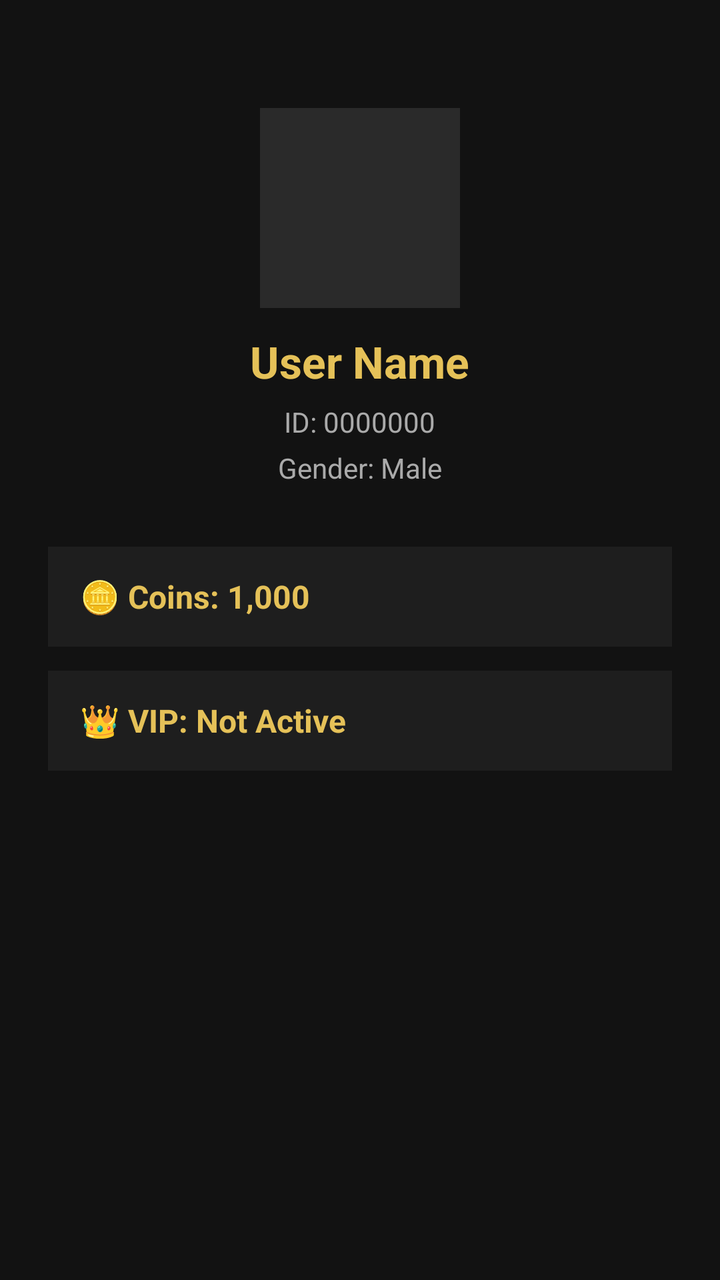
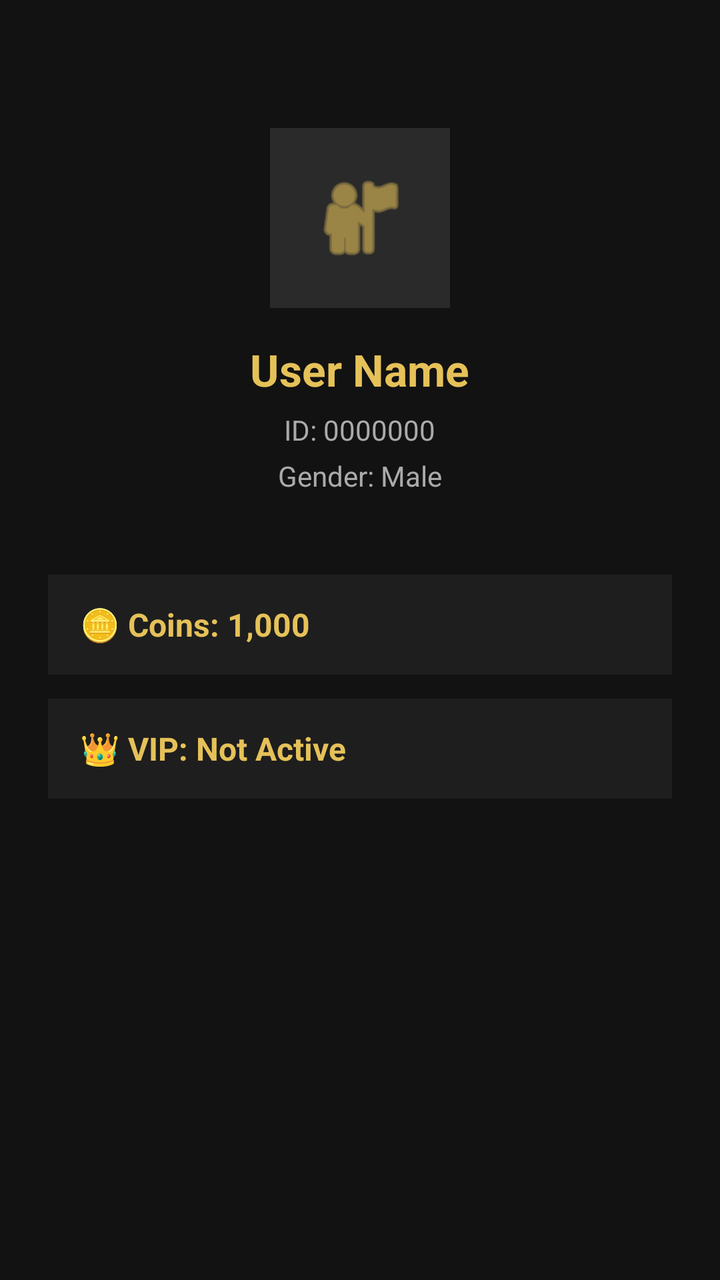

Before-and-after screenshots of an Android layout around one commit, followed by the original layout XML and the change that was made.
<!-- AndroidManifest.xml: application theme Theme.AppCompat.Light.NoActionBar -->
<!-- res/layout/activity_me.xml -->
<?xml version="1.0" encoding="utf-8"?>
<LinearLayout xmlns:android="http://schemas.android.com/apk/res/android"
    android:layout_width="match_parent"
    android:layout_height="match_parent"
    android:background="#121212"
    android:gravity="center_horizontal"
    android:orientation="vertical"
    android:padding="24dp">

    
    <ImageView
        android:id="@+id/imgProfileMe"
        android:layout_width="100dp"
        android:layout_height="100dp"
        android:layout_marginTop="30dp"
        android:background="#2A2A2A"
        android:scaleType="centerCrop" />

    
    <TextView
        android:id="@+id/tvProfileName"
        android:layout_width="wrap_content"
        android:layout_height="wrap_content"
        android:layout_marginTop="12dp"
        android:text="User Name"
        android:textColor="#E5C158"
        android:textSize="22sp"
        android:textStyle="bold" />

    
    <TextView
        android:id="@+id/tvProfileId"
        android:layout_width="wrap_content"
        android:layout_height="wrap_content"
        android:layout_marginTop="6dp"
        android:text="ID: 0000000"
        android:textColor="#AAAAAA"
        android:textSize="14sp" />

    
    <TextView
        android:id="@+id/tvProfileGender"
        android:layout_width="wrap_content"
        android:layout_height="wrap_content"
        android:layout_marginTop="4dp"
        android:text="Gender: Male"
        android:textColor="#AAAAAA"
        android:textSize="14sp" />

    
    <LinearLayout
        android:layout_width="match_parent"
        android:layout_height="wrap_content"
        android:layout_marginTop="30dp"
        android:orientation="vertical"
        android:gravity="center">

        
        <TextView
            android:id="@+id/tvWalletCoins"
            android:layout_width="match_parent"
            android:layout_height="50dp"
            android:background="#1E1E1E"
            android:gravity="center_vertical"
            android:paddingHorizontal="16dp"
            android:text="🪙 Coins: 1,000"
            android:textColor="#E5C158"
            android:textSize="16sp"
            android:textStyle="bold"
            android:clickable="true"
            android:focusable="true"
            android:layout_marginBottom="12dp" />

        
        <TextView
            android:id="@+id/tvVipStatus"
            android:layout_width="match_parent"
            android:layout_height="50dp"
            android:background="#1E1E1E"
            android:gravity="center_vertical"
            android:paddingHorizontal="16dp"
            android:text="👑 VIP: Not Active"
            android:textColor="#E5C158"
            android:textSize="16sp"
            android:textStyle="bold"
            android:clickable="true"
            android:focusable="true" />

    </LinearLayout>

</LinearLayout>
<!-- resources referenced by this layout -->
<resources>

</resources>

<!-- the commit's change to res/layout/activity_me.xml (unified diff, before → after) -->
@@ -9,19 +9,20 @@
 
     
     <ImageView
-        android:id="@+id/imgProfileMe"
-        android:layout_width="100dp"
-        android:layout_height="100dp"
-        android:layout_marginTop="30dp"
+        android:layout_width="90dp"
+        android:layout_height="90dp"
+        android:layout_marginTop="40dp"
         android:background="#2A2A2A"
-        android:scaleType="centerCrop" />
+        android:padding="20dp"
+        android:src="@android:drawable/ic_menu_myplaces"
+        android:tint="#E5C158" />
 
     
     <TextView
         android:id="@+id/tvProfileName"
         android:layout_width="wrap_content"
         android:layout_height="wrap_content"
-        android:layout_marginTop="12dp"
+        android:layout_marginTop="16dp"
         android:text="User Name"
         android:textColor="#E5C158"
         android:textSize="22sp"
@@ -48,44 +49,35 @@
         android:textSize="14sp" />
 
     
-    <LinearLayout
+    <TextView
+        android:id="@+id/tvWalletCoins"
         android:layout_width="match_parent"
-        android:layout_height="wrap_content"
-        android:layout_marginTop="30dp"
-        android:orientation="vertical"
-        android:gravity="center">
+        android:layout_height="50dp"
+        android:layout_marginTop="40dp"
+        android:background="#1E1E1E"
+        android:gravity="center_vertical"
+        android:paddingHorizontal="16dp"
+        android:text="🪙 Coins: 1,000"
+        android:textColor="#E5C158"
+        android:textSize="16sp"
+        android:textStyle="bold"
+        android:clickable="true"
+        android:focusable="true" />
 
-        
-        <TextView
-            android:id="@+id/tvWalletCoins"
-            android:layout_width="match_parent"
-            android:layout_height="50dp"
-            android:background="#1E1E1E"
-            android:gravity="center_vertical"
-            android:paddingHorizontal="16dp"
-            android:text="🪙 Coins: 1,000"
-            android:textColor="#E5C158"
-            android:textSize="16sp"
-            android:textStyle="bold"
-            android:clickable="true"
-            android:focusable="true"
-            android:layout_marginBottom="12dp" />
-
-        
-        <TextView
-            android:id="@+id/tvVipStatus"
-            android:layout_width="match_parent"
-            android:layout_height="50dp"
-            android:background="#1E1E1E"
-            android:gravity="center_vertical"
-            android:paddingHorizontal="16dp"
-            android:text="👑 VIP: Not Active"
-            android:textColor="#E5C158"
-            android:textSize="16sp"
-            android:textStyle="bold"
-            android:clickable="true"
-            android:focusable="true" />
-
-    </LinearLayout>
+    
+    <TextView
+        android:id="@+id/tvVipStatus"
+        android:layout_width="match_parent"
+        android:layout_height="50dp"
+        android:layout_marginTop="12dp"
+        android:background="#1E1E1E"
+        android:gravity="center_vertical"
+        android:paddingHorizontal="16dp"
+        android:text="👑 VIP: Not Active"
+        android:textColor="#E5C158"
+        android:textSize="16sp"
+        android:textStyle="bold"
+        android:clickable="true"
+        android:focusable="true" />
 
 </LinearLayout>
